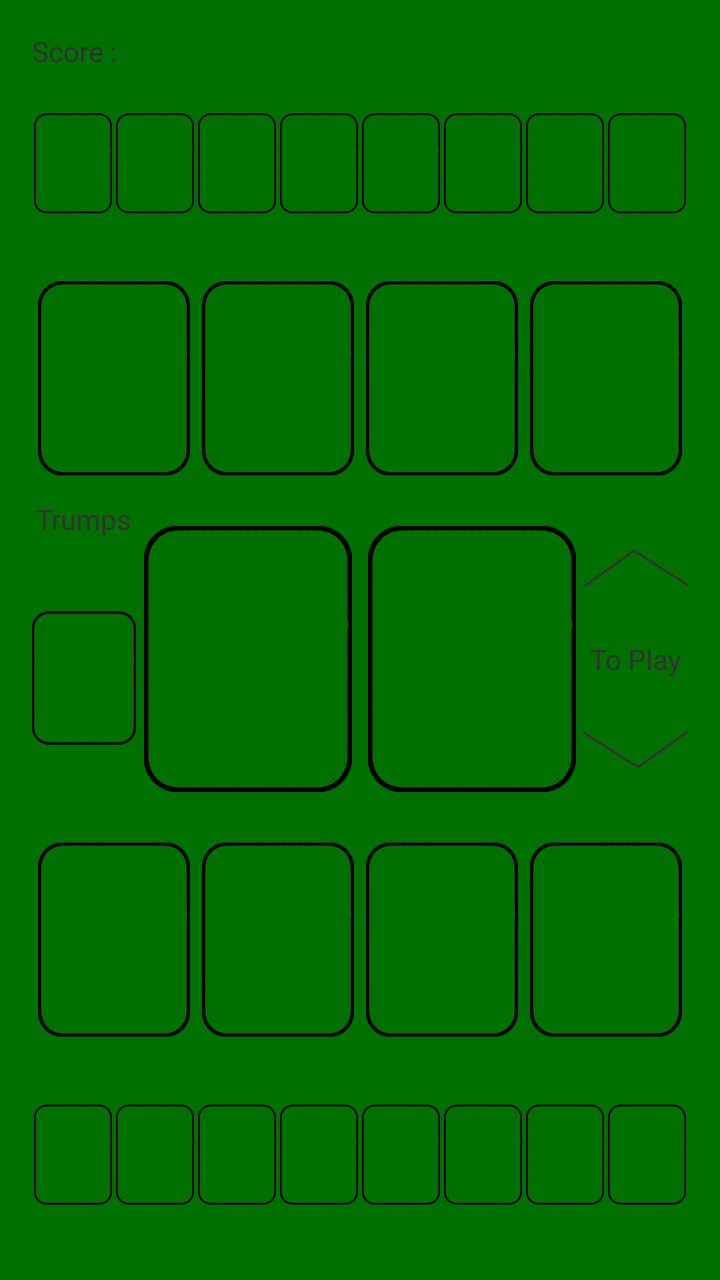
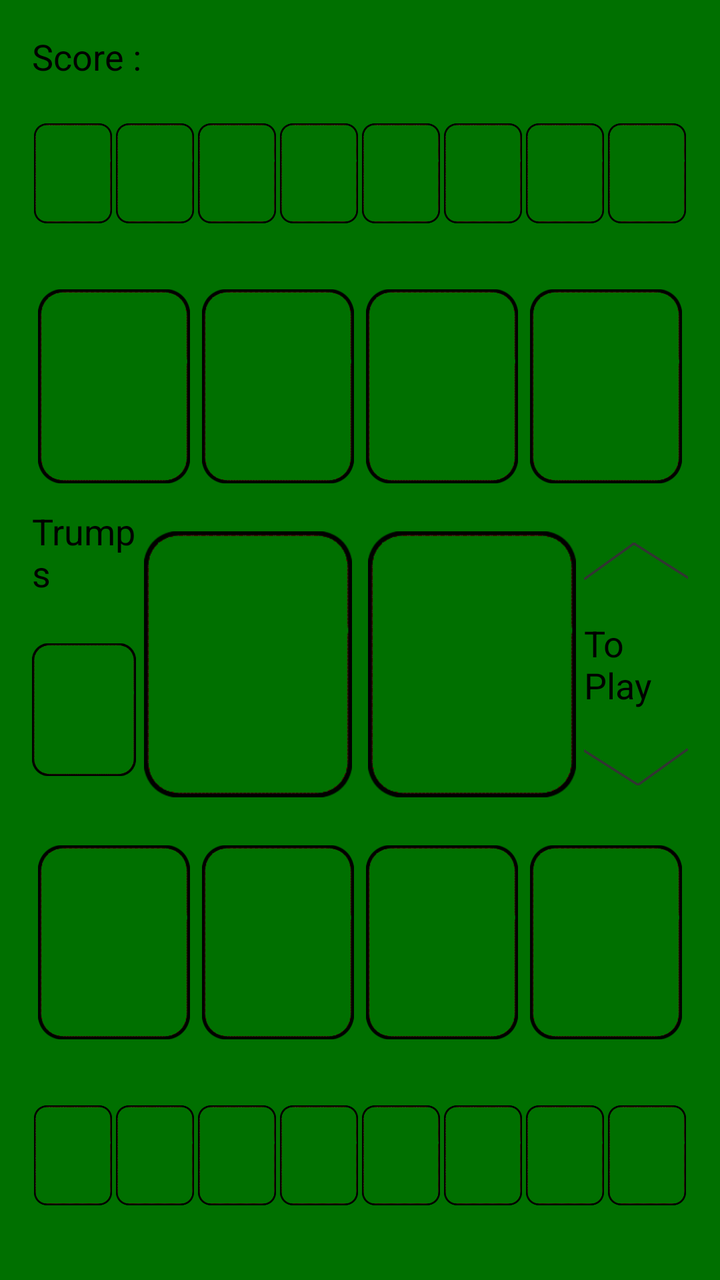

Two renders of the same Android screen: before a commit and after it. Below are the layout's source before the change and the commit's diff.
<!-- AndroidManifest.xml: application theme AppTheme -->
<!-- res/layout/activity_manille.xml -->
<?xml version="1.0" encoding="utf-8"?>
<androidx.constraintlayout.widget.ConstraintLayout xmlns:android="http://schemas.android.com/apk/res/android"
    xmlns:app="http://schemas.android.com/apk/res-auto"
    xmlns:tools="http://schemas.android.com/tools"
    android:layout_width="match_parent"
    android:layout_height="match_parent"
    android:background="#007000"
    android:paddingLeft="@dimen/activity_horizontal_margin"
    android:paddingTop="@dimen/activity_vertical_margin"
    android:paddingRight="@dimen/activity_horizontal_margin"
    android:paddingBottom="@dimen/activity_vertical_margin"
    tools:context=".ManilleActivity">

    
    <LinearLayout
        android:id="@+id/statusbar"
        android:layout_width="wrap_content"
        android:layout_height="wrap_content"
        android:orientation="horizontal"
        app:layout_constraintStart_toStartOf="parent"
        app:layout_constraintTop_toTopOf="parent">

        <TextView
            android:id="@+id/textView1"
            android:layout_width="wrap_content"
            android:layout_height="wrap_content"
            android:text="@string/Score"
            android:textAppearance="?android:attr/textAppearanceSmall" />

        <TextView
            android:id="@+id/textView2"
            android:layout_width="wrap_content"
            android:layout_height="wrap_content"
            android:textAppearance="?android:attr/textAppearanceSmall" />
    </LinearLayout>

    
    <LinearLayout
        android:id="@+id/opp_hand"
        android:layout_width="0dp"
        android:layout_height="0dp"
        android:gravity="center"
        android:orientation="horizontal"
        app:layout_constraintBottom_toTopOf="@+id/opp_table"
        app:layout_constraintEnd_toEndOf="parent"
        app:layout_constraintStart_toStartOf="parent"
        app:layout_constraintTop_toBottomOf="@id/statusbar"
        app:layout_constraintVertical_chainStyle="spread"
        app:layout_constraintVertical_weight="1.0">

        <ImageView
            android:id="@+id/IVOppHand1"
            style="@style/HandCard"
            android:src="@drawable/card_blank" />

        <ImageView
            android:id="@+id/IVOppHand2"
            style="@style/HandCard"
            android:src="@drawable/card_blank" />

        <ImageView
            android:id="@+id/IVOppHand3"
            style="@style/HandCard"
            android:src="@drawable/card_blank" />

        <ImageView
            android:id="@+id/IVOppHand4"
            style="@style/HandCard"
            android:src="@drawable/card_blank" />

        <ImageView
            android:id="@+id/IVOppHand5"
            style="@style/HandCard"
            android:src="@drawable/card_blank" />

        <ImageView
            android:id="@+id/IVOppHand6"
            style="@style/HandCard"
            android:src="@drawable/card_blank" />

        <ImageView
            android:id="@+id/IVOppHand7"
            style="@style/HandCard"
            android:src="@drawable/card_blank" />

        <ImageView
            android:id="@+id/IVOppHand8"
            style="@style/HandCard"
            android:src="@drawable/card_blank" />
    </LinearLayout>

    
    <LinearLayout
        android:id="@+id/opp_table"
        android:layout_width="0dp"
        android:layout_height="0dp"
        android:gravity="center"
        android:orientation="horizontal"
        app:layout_constraintBottom_toTopOf="@+id/play_cards"
        app:layout_constraintEnd_toEndOf="parent"
        app:layout_constraintStart_toStartOf="parent"
        app:layout_constraintTop_toBottomOf="@id/opp_hand"
        app:layout_constraintVertical_weight="1.3">

        <ImageView
            android:id="@+id/IVOppTable1"
            style="@style/TableCard"
            android:src="@drawable/card_blank" />

        <ImageView
            android:id="@+id/IVOppTable2"
            style="@style/TableCard"
            android:src="@drawable/card_blank" />

        <ImageView
            android:id="@+id/IVOppTable3"
            style="@style/TableCard"
            android:src="@drawable/card_blank" />

        <ImageView
            android:id="@+id/IVOppTable4"
            style="@style/TableCard"
            android:src="@drawable/card_blank" />
    </LinearLayout>

    
    <LinearLayout
        android:id="@+id/play_cards"
        android:layout_width="0dp"
        android:layout_height="0dp"
        android:gravity="center"
        android:orientation="horizontal"
        app:layout_constraintBottom_toTopOf="@+id/my_table"
        app:layout_constraintEnd_toEndOf="parent"
        app:layout_constraintStart_toStartOf="parent"
        app:layout_constraintTop_toBottomOf="@id/opp_table"
        app:layout_constraintVertical_weight="1.7">

        
        <LinearLayout
            android:layout_width="0dp"
            android:layout_height="match_parent"
            android:layout_weight="1"
            android:gravity="center"
            android:orientation="vertical">

            <TextView
                android:id="@+id/TextView01"
                android:layout_width="wrap_content"
                android:layout_height="wrap_content"
                android:text="@string/Trumps"
                android:textAppearance="?android:attr/textAppearanceSmall" />

            <ImageView
                android:id="@+id/IVTrumps"
                android:layout_width="match_parent"
                android:layout_height="0dp"
                android:layout_weight="1"
                android:src="@drawable/card_blank" />
        </LinearLayout>

        
        <ImageView
            android:id="@+id/IVPlay1"
            android:layout_width="0dp"
            android:layout_height="match_parent"
            android:layout_weight="2"
            android:layout_marginHorizontal="4dp"
            android:src="@drawable/card_blank" />

        
        <ImageView
            android:id="@+id/IVPlay2"
            android:layout_width="0dp"
            android:layout_height="match_parent"
            android:layout_weight="2"
            android:layout_marginHorizontal="4dp"
            android:src="@drawable/card_blank" />

        
        <LinearLayout
            android:layout_width="0dp"
            android:layout_height="match_parent"
            android:layout_weight="1"
            android:gravity="center"
            android:orientation="vertical">

            <ImageView
                android:id="@+id/IVTurnOpp"
                android:layout_width="match_parent"
                android:layout_height="0dp"
                android:layout_weight="1"
                android:adjustViewBounds="true"
                android:src="@drawable/uparrow" />

            <TextView
                android:id="@+id/textView3"
                android:layout_width="wrap_content"
                android:layout_height="wrap_content"
                android:text="@string/ToPlay"
                android:textAppearance="?android:attr/textAppearanceSmall" />

            <ImageView
                android:id="@+id/IVTurnMy"
                android:layout_width="match_parent"
                android:layout_height="0dp"
                android:layout_weight="1"
                android:adjustViewBounds="true"
                android:src="@drawable/downarrow" />
        </LinearLayout>
    </LinearLayout>

    
    <LinearLayout
        android:id="@+id/my_table"
        android:layout_width="0dp"
        android:layout_height="0dp"
        android:gravity="center"
        android:orientation="horizontal"
        app:layout_constraintBottom_toTopOf="@+id/my_hand"
        app:layout_constraintEnd_toEndOf="parent"
        app:layout_constraintStart_toStartOf="parent"
        app:layout_constraintTop_toBottomOf="@id/play_cards"
        app:layout_constraintVertical_weight="1.3">

        <ImageView
            android:id="@+id/IVMyTable1"
            style="@style/TableCard"
            android:src="@drawable/card_blank" />

        <ImageView
            android:id="@+id/IVMyTable2"
            style="@style/TableCard"
            android:src="@drawable/card_blank" />

        <ImageView
            android:id="@+id/IVMyTable3"
            style="@style/TableCard"
            android:src="@drawable/card_blank" />

        <ImageView
            android:id="@+id/IVMyTable4"
            style="@style/TableCard"
            android:src="@drawable/card_blank" />
    </LinearLayout>

    
    <LinearLayout
        android:id="@+id/my_hand"
        android:layout_width="0dp"
        android:layout_height="0dp"
        android:gravity="center"
        android:orientation="horizontal"
        app:layout_constraintBottom_toBottomOf="parent"
        app:layout_constraintEnd_toEndOf="parent"
        app:layout_constraintStart_toStartOf="parent"
        app:layout_constraintTop_toBottomOf="@id/my_table"
        app:layout_constraintVertical_weight="1.0">

        <ImageView
            android:id="@+id/IVMyHand1"
            style="@style/HandCard"
            android:src="@drawable/card_blank" />

        <ImageView
            android:id="@+id/IVMyHand2"
            style="@style/HandCard"
            android:src="@drawable/card_blank" />

        <ImageView
            android:id="@+id/IVMyHand3"
            style="@style/HandCard"
            android:src="@drawable/card_blank" />

        <ImageView
            android:id="@+id/IVMyHand4"
            style="@style/HandCard"
            android:src="@drawable/card_blank" />

        <ImageView
            android:id="@+id/IVMyHand5"
            style="@style/HandCard"
            android:src="@drawable/card_blank" />

        <ImageView
            android:id="@+id/IVMyHand6"
            style="@style/HandCard"
            android:src="@drawable/card_blank" />

        <ImageView
            android:id="@+id/IVMyHand7"
            style="@style/HandCard"
            android:src="@drawable/card_blank" />

        <ImageView
            android:id="@+id/IVMyHand8"
            style="@style/HandCard"
            android:src="@drawable/card_blank" />
    </LinearLayout>

</androidx.constraintlayout.widget.ConstraintLayout>
<!-- resources referenced by this layout -->
<resources>
  <dimen name="activity_horizontal_margin">16dp</dimen>
  <dimen name="activity_vertical_margin">16dp</dimen>
  <!-- drawable card_blank: png bitmap (drawable, 6734 bytes) -->
  <!-- drawable downarrow: png bitmap (drawable, 5422 bytes) -->
  <!-- drawable uparrow: png bitmap (drawable, 5363 bytes) -->
  <string name="Score">Score : </string>
  <string name="ToPlay">To Play</string>
  <string name="Trumps">Trumps</string>
  <style name="HandCard" parent="GameCard">
          <item name="android:layout_marginLeft">1dp</item>
          <item name="android:layout_marginRight">1dp</item>
      </style>
  <style name="TableCard" parent="GameCard">
          <item name="android:layout_marginLeft">3dp</item>
          <item name="android:layout_marginRight">3dp</item>
      </style>
  <style name="AppTheme" parent="AppBaseTheme">
          
      </style>
  <style name="GameCard">
          <item name="android:layout_width">0dp</item>
          <item name="android:layout_height">match_parent</item>
          <item name="android:layout_weight">1</item>
          <item name="android:adjustViewBounds">true</item>
      </style>
  <style name="AppBaseTheme" parent="android:Theme.Light">
          
      </style>
</resources>

<!-- the commit's change to res/layout/activity_manille.xml (unified diff, before → after) -->
@@ -25,13 +25,13 @@
             android:layout_width="wrap_content"
             android:layout_height="wrap_content"
             android:text="@string/Score"
-            android:textAppearance="?android:attr/textAppearanceSmall" />
+            android:textAppearance="?android:attr/textAppearanceMedium" />
 
         <TextView
             android:id="@+id/textView2"
             android:layout_width="wrap_content"
             android:layout_height="wrap_content"
-            android:textAppearance="?android:attr/textAppearanceSmall" />
+            android:textAppearance="?android:attr/textAppearanceMedium" />
     </LinearLayout>
 
     
@@ -149,7 +149,7 @@
                 android:layout_width="wrap_content"
                 android:layout_height="wrap_content"
                 android:text="@string/Trumps"
-                android:textAppearance="?android:attr/textAppearanceSmall" />
+                android:textAppearance="?android:attr/textAppearanceMedium" />
 
             <ImageView
                 android:id="@+id/IVTrumps"
@@ -198,7 +198,7 @@
                 android:layout_width="wrap_content"
                 android:layout_height="wrap_content"
                 android:text="@string/ToPlay"
-                android:textAppearance="?android:attr/textAppearanceSmall" />
+                android:textAppearance="?android:attr/textAppearanceMedium" />
 
             <ImageView
                 android:id="@+id/IVTurnMy"
